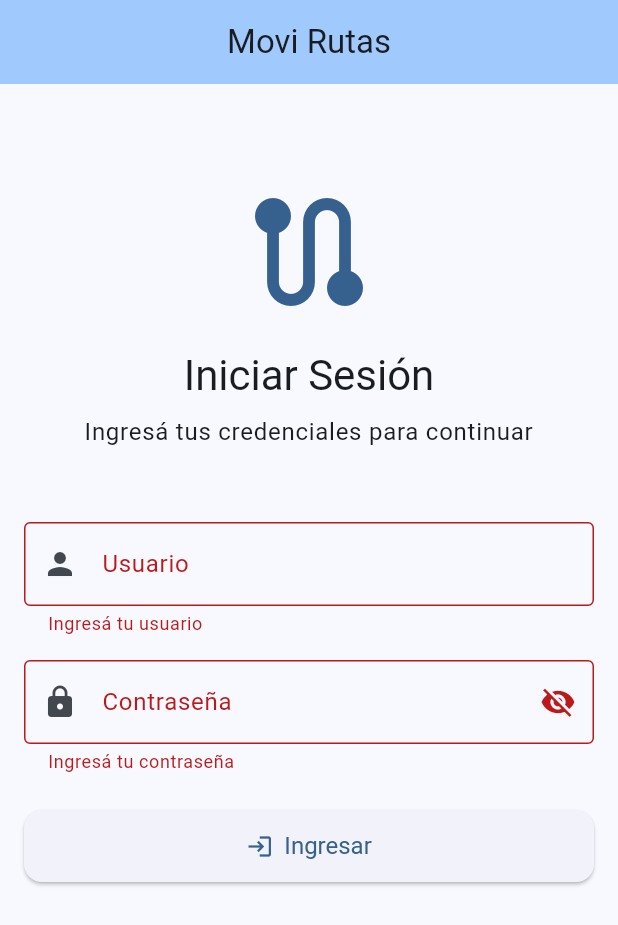
After one commit to Zeitzn/movi-rutas-conductor-app, a Flutter app: the screen it shows after launch, after a tap on "Ingresar", on a phone screen of 412 x 824 dp. The commit adds this screen. Shown: the top 925 px of the screen. Run offline on Flutter 3.47's test engine with Material 3 defaults, Android fonts, the phone set to English and light mode, and no system bars; our stand-ins replace equatable, flutter_bloc, geolocator, permission_handler; missing offline and left inert: stomp_dart_client, workmanager.

Commit message:
feature: auth page

```diff
--- a/lib/core/constants/app_constants.dart
+++ b/lib/core/constants/app_constants.dart
@@ -15,7 +15,7 @@ class AppConstants {
   static const String notificationChannelDescription =
       'Tracks your route in real-time';
 
-  static const String websocketUrl = 'ws://192.168.18.39:8080/channels';
+  static const String websocketUrl = 'ws://localhost:8080/channels';
   static const int websocketReconnectDelay = 5000; // 5 seconds
   static const String websocketTopic = '/topic/channel/PE/AYAC/001';
   static const String websocketDestination = '/app/channel/PE/AYAC/001';
@@ -27,6 +27,13 @@ class AppConstants {
   static const String routesBoxName = 'routes';
   static const String settingsBoxName = 'settings';
 
+  // Auth settings
+  static const String authHost = '';
+  static const String authTokenEndpoint = '';
+  static const String authClientId = '';
+  static const String authClientSecret = '';
+  static const String authGrantType = '';
+
   // UI constants
   static const double defaultPadding = 16.0;
   static const double cardElevation = 4.0;
--- /dev/null
+++ b/lib/features/auth/bloc/auth_bloc.dart
@@ -0,0 +1,68 @@
+import 'package:flutter_bloc/flutter_bloc.dart';
+
+import '../repositories/auth_repository.dart';
+import '../services/auth_service.dart';
+import 'auth_event.dart';
+import 'auth_state.dart';
+
+class AuthBloc extends Bloc<AuthEvent, AuthState> {
+  final IAuthRepository _authRepository;
+  final AuthService _authService;
+
+  AuthBloc({
+    required IAuthRepository authRepository,
+    required AuthService authService,
+  }) : _authRepository = authRepository,
+       _authService = authService,
+       super(_initialState(authRepository)) {
+    on<LoginSubmitted>(_onLoginSubmitted);
+    on<LogoutRequested>(_onLogoutRequested);
+    on<CheckAuthStatus>(_onCheckAuthStatus);
+  }
+
+  static AuthState _initialState(IAuthRepository authRepository) {
+    final token = authRepository.getToken();
+    if (token != null) return AuthAuthenticated(token);
+    return const AuthUnauthenticated();
+  }
+
+  Future<void> _onLoginSubmitted(
+    LoginSubmitted event,
+    Emitter<AuthState> emit,
+  ) async {
+    emit(const AuthLoading());
+
+    try {
+      final token = await _authService.login(
+        username: event.username,
+        password: event.password,
+      );
+
+      await _authRepository.saveToken(token);
+      emit(AuthAuthenticated(token));
+    } catch (e) {
+      final message = e.toString().replaceFirst('Exception: ', '');
+      emit(AuthError(message));
+    }
+  }
+
+  Future<void> _onLogoutRequested(
+    LogoutRequested event,
+    Emitter<AuthState> emit,
+  ) async {
+    await _authRepository.clearToken();
+    emit(const AuthUnauthenticated());
+  }
+
+  void _onCheckAuthStatus(
+    CheckAuthStatus event,
+    Emitter<AuthState> emit,
+  ) {
+    final token = _authRepository.getToken();
+    if (token != null) {
+      emit(AuthAuthenticated(token));
+    } else {
+      emit(const AuthUnauthenticated());
+    }
+  }
+}
--- /dev/null
+++ b/lib/features/auth/bloc/auth_event.dart
@@ -0,0 +1,29 @@
+import 'package:equatable/equatable.dart';
+
+abstract class AuthEvent extends Equatable {
+  const AuthEvent();
+
+  @override
+  List<Object?> get props => [];
+}
+
+class LoginSubmitted extends AuthEvent {
+  final String username;
+  final String password;
+
+  const LoginSubmitted({
+    required this.username,
+    required this.password,
+  });
+
+  @override
+  List<Object?> get props => [username, password];
+}
+
+class LogoutRequested extends AuthEvent {
+  const LogoutRequested();
+}
+
+class CheckAuthStatus extends AuthEvent {
+  const CheckAuthStatus();
+}
--- /dev/null
+++ b/lib/features/auth/bloc/auth_state.dart
@@ -0,0 +1,40 @@
+import 'package:equatable/equatable.dart';
+
+import '../models/token_response.dart';
+
+abstract class AuthState extends Equatable {
+  const AuthState();
+
+  @override
+  List<Object?> get props => [];
+}
+
+class AuthInitial extends AuthState {
+  const AuthInitial();
+}
+
+class AuthLoading extends AuthState {
+  const AuthLoading();
+}
+
+class AuthAuthenticated extends AuthState {
+  final TokenResponse token;
+
+  const AuthAuthenticated(this.token);
+
+  @override
+  List<Object?> get props => [token];
+}
+
+class AuthUnauthenticated extends AuthState {
+  const AuthUnauthenticated();
+}
+
+class AuthError extends AuthState {
+  final String message;
+
+  const AuthError(this.message);
+
+  @override
+  List<Object?> get props => [message];
+}
--- /dev/null
+++ b/lib/features/auth/models/token_response.dart
@@ -0,0 +1,68 @@
+import 'package:equatable/equatable.dart';
+
+class TokenResponse extends Equatable {
+  final String accessToken;
+  final String tokenType;
+  final int expiresIn;
+  final String? refreshToken;
+  final String? scope;
+
+  const TokenResponse({
+    required this.accessToken,
+    required this.tokenType,
+    required this.expiresIn,
+    this.refreshToken,
+    this.scope,
+  });
+
+  TokenResponse copyWith({
+    String? accessToken,
+    String? tokenType,
+    int? expiresIn,
+    String? refreshToken,
+    String? scope,
+  }) {
+    return TokenResponse(
+      accessToken: accessToken ?? this.accessToken,
+      tokenType: tokenType ?? this.tokenType,
+      expiresIn: expiresIn ?? this.expiresIn,
+      refreshToken: refreshToken ?? this.refreshToken,
+      scope: scope ?? this.scope,
+    );
+  }
+
+  Map<String, dynamic> toJson() {
+    return {
+      'access_token': accessToken,
+      'token_type': tokenType,
+      'expires_in': expiresIn,
+      'refresh_token': refreshToken,
+      'scope': scope,
+    };
+  }
+
+  factory TokenResponse.fromJson(Map<String, dynamic> json) {
+    return TokenResponse(
+      accessToken: json['access_token'] as String,
+      tokenType: json['token_type'] as String,
+      expiresIn: (json['expires_in'] as num).toInt(),
+      refreshToken: json['refresh_token'] as String?,
+      scope: json['scope'] as String?,
+    );
+  }
+
+  @override
+  List<Object?> get props => [
+    accessToken,
+    tokenType,
+    expiresIn,
+    refreshToken,
+    scope,
+  ];
+
+  @override
+  String toString() {
+    return 'TokenResponse(accessToken: $accessToken, tokenType: $tokenType, '
+        'expiresIn: $expiresIn, refreshToken: $refreshToken, scope: $scope)';
+  }
+}
--- /dev/null
+++ b/lib/features/auth/pages/login_page.dart
@@ -0,0 +1,173 @@
+import 'package:flutter/material.dart';
+import 'package:flutter_bloc/flutter_bloc.dart';
+
+import '../../../core/constants/app_constants.dart';
+import '../bloc/auth_bloc.dart';
+import '../bloc/auth_event.dart';
+import '../bloc/auth_state.dart';
+
+class LoginPage extends StatelessWidget {
+  const LoginPage({super.key});
+
+  @override
+  Widget build(BuildContext context) {
+    return BlocListener<AuthBloc, AuthState>(
+      listener: (context, state) {
+        if (state is AuthError) {
+          ScaffoldMessenger.of(context).showSnackBar(
+            SnackBar(
+              content: Text(state.message),
+              backgroundColor: Colors.red.shade700,
+              behavior: SnackBarBehavior.floating,
+            ),
+          );
+        }
+      },
+      child: Scaffold(
+        appBar: AppBar(
+          title: const Text(AppConstants.appName),
+          backgroundColor: Theme.of(context).colorScheme.inversePrimary,
+        ),
+        body: const _LoginForm(),
+      ),
+    );
+  }
+}
+
+class _LoginForm extends StatefulWidget {
+  const _LoginForm();
+
+  @override
+  State<_LoginForm> createState() => _LoginFormState();
+}
+
+class _LoginFormState extends State<_LoginForm> {
+  final _formKey = GlobalKey<FormState>();
+  final _usernameController = TextEditingController();
+  final _passwordController = TextEditingController();
+  bool _obscurePassword = true;
+
+  @override
+  void dispose() {
+    _usernameController.dispose();
+    _passwordController.dispose();
+    super.dispose();
+  }
+
+  void _onLoginPressed() {
+    if (!_formKey.currentState!.validate()) return;
+
+    context.read<AuthBloc>().add(
+      LoginSubmitted(
+        username: _usernameController.text.trim(),
+        password: _passwordController.text,
+      ),
+    );
+  }
+
+  @override
+  Widget build(BuildContext context) {
+    return BlocBuilder<AuthBloc, AuthState>(
+      builder: (context, state) {
+        final isLoading = state is AuthLoading;
+
+        return SingleChildScrollView(
+          padding: const EdgeInsets.all(AppConstants.defaultPadding),
+          child: Form(
+            key: _formKey,
+            child: Column(
+              crossAxisAlignment: CrossAxisAlignment.stretch,
+              children: [
+                const SizedBox(height: 48),
+                Icon(
+                  Icons.route,
+                  size: 96,
+                  color: Theme.of(context).colorScheme.primary,
+                ),
+                const SizedBox(height: 16),
+                Text(
+                  'Iniciar Sesión',
+                  style: Theme.of(context).textTheme.headlineMedium,
+                  textAlign: TextAlign.center,
+                ),
+                const SizedBox(height: 8),
+                Text(
+                  'Ingresá tus credenciales para continuar',
+                  style: Theme.of(context).textTheme.bodyLarge,
+                  textAlign: TextAlign.center,
+                ),
+                const SizedBox(height: 48),
+                TextFormField(
+                  controller: _usernameController,
+                  enabled: !isLoading,
+                  decoration: const InputDecoration(
+                    labelText: 'Usuario',
+                    prefixIcon: Icon(Icons.person),
+                    border: OutlineInputBorder(),
+                  ),
+                  textInputAction: TextInputAction.next,
+                  validator: (value) {
+                    if (value == null || value.trim().isEmpty) {
+                      return 'Ingresá tu usuario';
+                    }
+                    return null;
+                  },
+                ),
+                const SizedBox(height: 16),
+                TextFormField(
+                  controller: _passwordController,
+                  enabled: !isLoading,
+                  obscureText: _obscurePassword,
+                  decoration: InputDecoration(
+                    labelText: 'Contraseña',
+                    prefixIcon: const Icon(Icons.lock),
+                    border: const OutlineInputBorder(),
+                    suffixIcon: IconButton(
+                      icon: Icon(
+                        _obscurePassword
+                            ? Icons.visibility_off
+                            : Icons.visibility,
+                      ),
+                      onPressed: () => setState(
+                        () => _obscurePassword = !_obscurePassword,
+                      ),
+                    ),
+                  ),
+                  textInputAction: TextInputAction.done,
+                  onFieldSubmitted: isLoading ? null : (_) => _onLoginPressed(),
+                  validator: (value) {
+                    if (value == null || value.isEmpty) {
+                      return 'Ingresá tu contraseña';
+                    }
+                    return null;
+                  },
+                ),
+                const SizedBox(height: 24),
+                SizedBox(
+                  height: 48,
+                  child: ElevatedButton.icon(
+                    onPressed: isLoading ? null : _onLoginPressed,
+                    icon: isLoading
+                        ? const SizedBox(
+                            width: 20,
+                            height: 20,
+                            child: CircularProgressIndicator(
+                              strokeWidth: 2,
+                              color: Colors.white,
+                            ),
+                          )
+                        : const Icon(Icons.login),
+                    label: Text(isLoading ? 'Ingresando...' : 'Ingresar'),
+                    style: ElevatedButton.styleFrom(
+                      textStyle: const TextStyle(fontSize: 16),
+                    ),
+                  ),
+                ),
+              ],
+            ),
+          ),
+        );
+      },
+    );
+  }
+}
--- /dev/null
+++ b/lib/features/auth/repositories/auth_repository.dart
@@ -0,0 +1,35 @@
+import '../../../core/errors/failures.dart';
+import '../models/token_response.dart';
+
+abstract class IAuthRepository {
+  Future<void> saveToken(TokenResponse token);
+  TokenResponse? getToken();
+  Future<void> clearToken();
+}
+
+class InMemoryAuthRepository implements IAuthRepository {
+  TokenResponse? _token;
+
+  @override
+  Future<void> saveToken(TokenResponse token) async {
+    try {
+      _token = token;
+    } catch (e) {
+      throw DatabaseFailure('Failed to save token: $e');
+    }
+  }
+
+  @override
+  TokenResponse? getToken() {
+    return _token;
+  }
+
+  @override
+  Future<void> clearToken() async {
+    try {
+      _token = null;
+    } catch (e) {
+      throw DatabaseFailure('Failed to clear token: $e');
+    }
+  }
+}
--- a/lib/main.dart
+++ b/lib/main.dart
@@ -1,31 +1,34 @@
 import 'package:flutter/material.dart';
 import 'package:flutter_bloc/flutter_bloc.dart';
 import 'package:workmanager/workmanager.dart';
+
+import 'core/constants/app_constants.dart';
+
 import 'features/route_tracking/bloc/route_tracking_bloc.dart';
 import 'features/route_tracking/pages/route_tracking_page.dart';
 import 'features/route_tracking/repositories/route_repository.dart';
 import 'features/route_tracking/services/location_service.dart';
 import 'features/route_tracking/services/background_location_service.dart';
-import 'core/constants/app_constants.dart';
+
+import 'features/auth/bloc/auth_bloc.dart';
+import 'features/auth/bloc/auth_state.dart';
+import 'features/auth/pages/login_page.dart';
+import 'features/auth/repositories/auth_repository.dart';
+import 'features/auth/services/auth_service.dart';
 
 // WorkManager callback function
 @pragma('vm:entry-point')
 void callbackDispatcher() {
   Workmanager().executeTask((task, inputData) async {
     try {
-      // Initialize background location service
       final backgroundService = BackgroundLocationService();
       await backgroundService.initializeBackgroundTask();
 
-      // Get current location
       final position = await backgroundService
           .getCurrentLocationForBackground();
 
       if (position != null) {
-        // Save location point
         await backgroundService.saveLocationPoint(position);
-
-        // Send to WebSocket (if needed)
         await backgroundService.sendLocationToWebSocket(position);
       }
 
@@ -39,7 +42,6 @@ void callbackDispatcher() {
 void main() async {
   WidgetsFlutterBinding.ensureInitialized();
 
-  // Initialize WorkManager for background tasks
   await Workmanager().initialize(callbackDispatcher);
 
   runApp(const MoviRutasApp());
@@ -58,6 +60,12 @@ class MoviRutasApp extends StatelessWidget {
         RepositoryProvider<LocationService>(
           create: (context) => LocationService(),
         ),
+        RepositoryProvider<IAuthRepository>(
+          create: (context) => InMemoryAuthRepository(),
+        ),
+        RepositoryProvider<AuthService>(
+          create: (context) => AuthService(),
+        ),
       ],
       child: MultiBlocProvider(
         providers: [
@@ -65,6 +73,12 @@ class MoviRutasApp extends StatelessWidget {
             create: (context) => RouteTrackingBloc(
               routeRepository: context.read<RouteRepository>(),
               locationService: context.read<LocationService>(),
+            ),
+          ),
+          BlocProvider<AuthBloc>(
+            create: (context) => AuthBloc(
+              authRepository: context.read<IAuthRepository>(),
+              authService: context.read<AuthService>(),
             ),
           ),
         ],
@@ -97,7 +111,14 @@ class MoviRutasApp extends StatelessWidget {
               ),
             ),
           ),
-          home: const RouteTrackingPage(),
+          home: BlocBuilder<AuthBloc, AuthState>(
+            builder: (context, state) {
+              if (state is AuthAuthenticated) {
+                return const RouteTrackingPage();
+              }
+              return const LoginPage();
+            },
+          ),
           debugShowCheckedModeBanner: false,
         ),
       ),
--- a/pubspec.yaml
+++ b/pubspec.yaml
@@ -45,6 +45,9 @@ dependencies:
 
   # Background tasks
   workmanager: ^0.9.0+3
+
+  # HTTP
+  http: ^1.3.0
 
   # WebSocket
   web_socket_channel: ^3.0.2
```
Also changed, not shown: lib/features/auth/services/auth_service.dart (added, +51 -0 lines), pubspec.lock.
